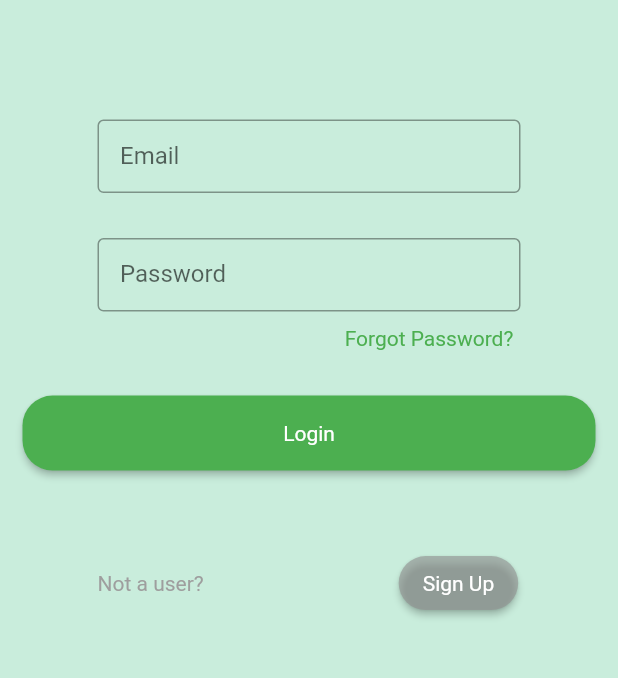
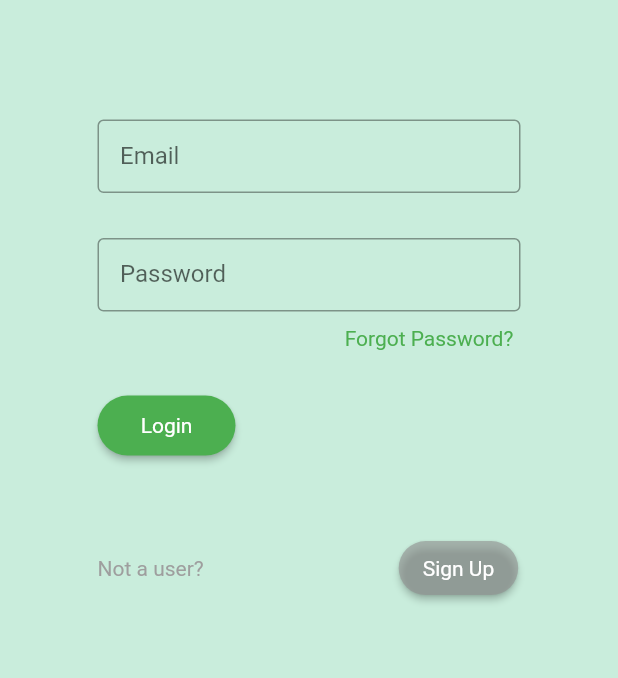
Before and after one commit to patrickbaj/digihydrotest, a Flutter app: the screen it shows after launch, on a phone screen of 412 x 824 dp, the part 265-943 px from its top. Run offline on Flutter 3.47's test engine with Material 2 defaults, Android fonts, the phone set to English and light mode, and no system bars; our stand-ins replace firebase_auth, firebase_core, firebase_database; accounts and stored records are empty.

Commit message:
Minor changes, edited button in index_screen

```diff
--- a/lib/index_screen.dart
+++ b/lib/index_screen.dart
@@ -4,7 +4,7 @@ import 'package:digihydro/login/forgot_pass1.dart';
 import 'package:digihydro/mainpages/plants_screen.dart';
 import 'package:firebase_auth/firebase_auth.dart';
 
-class IndexScreen extends StatefulWidget{
+class IndexScreen extends StatefulWidget {
   @override
   index createState() => index();
 }
@@ -32,7 +32,7 @@ class index extends State<IndexScreen> {
   }
 
   @override
-  void dispose(){
+  void dispose() {
     userEmail.dispose();
     userPass.dispose();
     super.dispose();
@@ -107,25 +107,27 @@ class index extends State<IndexScreen> {
                 ),*/
 
                 Container(
-                  height: 50,
-                  margin: EdgeInsets.fromLTRB(10, 0, 10, 0),
+                  height: 40,
+                  margin: EdgeInsets.fromLTRB(60, 0, 250, 0),
                   child: ElevatedButton(
                     // ignore: sort_child_properties_last
-                    child: const Text('Login', textAlign: TextAlign.center,),
+                    child: const Text(
+                      'Login',
+                      textAlign: TextAlign.center,
+                    ),
                     style: ElevatedButton.styleFrom(
                       shape: RoundedRectangleBorder(
                           borderRadius: BorderRadius.circular(20)),
                       backgroundColor: Colors.green,
                       textStyle: const TextStyle(color: Colors.white),
-                      minimumSize: Size(200, 50),
+                      //minimumSize: Size(50, 10),
                     ),
                     onPressed: () {
                       /*Navigator.push(context,
                           MaterialPageRoute(builder: (context) => homePage()));*/
-                          signIn();
+                      signIn();
                     },
                   ),
-
                 ),
                 Container(
                   height: 140,
```
Also changed, not shown: pubspec.lock.
